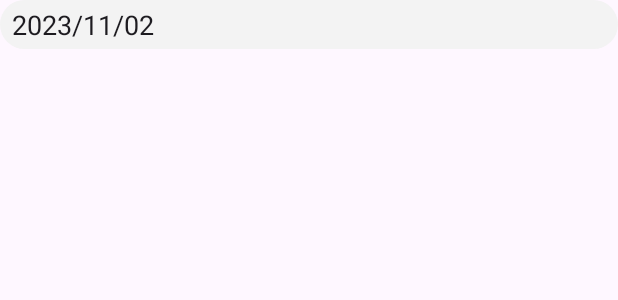
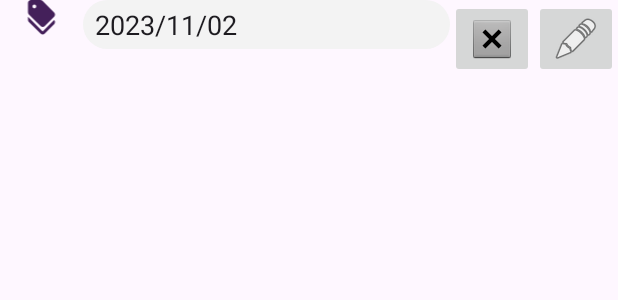
Before and after one commit to CMPUT301F23T11/InventoryPro, an Android app: the layout create_tags_item.xml on its own in the app's theme, with its tools: preview values and no code run, on a phone screen of 412 x 824 dp. Shown: the top 300 px of the screen. Run offline under Robolectric (Android 15) with nearby library versions, the phone set to English and light mode, and no system bars.

Commit message:
wip create tags
pretty involved since we basically need to re-create the entire chain for an item (ood needed)

```diff
--- a/app/src/main/res/layout/activity_main.xml
+++ b/app/src/main/res/layout/activity_main.xml
@@ -61,7 +61,7 @@
             </LinearLayout>
 
             <ImageButton
-                android:id="@+id/tagsButton"
+                android:id="@+id/createsTagsButton"
                 android:layout_width="wrap_content"
                 android:layout_height="wrap_content"
                 android:layout_gravity="center_vertical"
--- a/app/src/main/res/layout/create_tags_item.xml
+++ b/app/src/main/res/layout/create_tags_item.xml
@@ -4,6 +4,13 @@
     xmlns:tools="http://schemas.android.com/tools"
     android:layout_width="match_parent"
     android:layout_height="match_parent">
+
+    <ImageView
+        android:id="@+id/imageView2"
+        android:layout_width="wrap_content"
+        android:layout_height="wrap_content"
+        android:layout_weight="1"
+        app:srcCompat="@drawable/addtag" />
 
     <EditText
         android:id="@+id/date_from_input3"
@@ -14,5 +21,21 @@
         android:drawablePadding="8dp"
         android:ems="10"
         android:inputType="date"
-        android:text="2023/11/02" />
+        android:text="2023/11/02"
+        />
+
+    <ImageButton
+        android:id="@+id/imageButton2"
+        android:layout_width="24dp"
+        android:layout_height="wrap_content"
+        android:layout_weight="1"
+        android:src="@android:drawable/btn_dialog" />
+
+    <ImageButton
+        android:id="@+id/imageButton"
+        android:layout_width="24dp"
+        android:layout_height="wrap_content"
+        android:layout_weight="1"
+        android:src="@android:drawable/ic_menu_edit" />
+
 </LinearLayout>
```
Also changed, not shown: app/src/main/java/com/example/inventorypro/CreateTagsFragment.java (added, +77 -0 lines), app/src/main/java/com/example/inventorypro/MainActivity.java (+8 -9 lines), app/src/main/java/com/example/inventorypro/TagArrayAdapter.java (added, +61 -0 lines), app/src/main/res/layout/create_tags_fragment.xml (+23 -2 lines).
